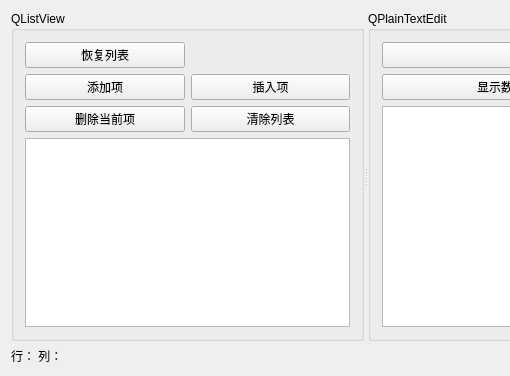
0heli0/qt5_module, file chap05/sample_5_2/widget.ui: the form before one commit; both pictures show x 0 to 510 and y 0 to 376 of the 731 by 376 pixel window.
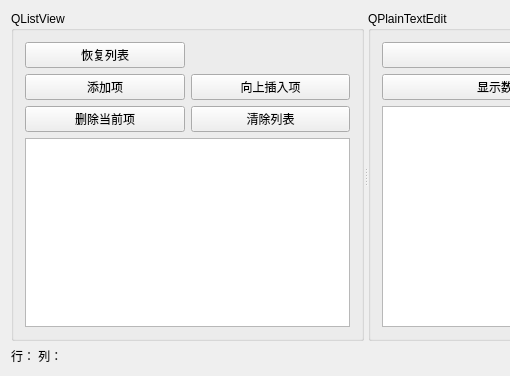
The form after the commit.

```diff
--- a/chap05/sample_5_2/widget.ui
+++ b/chap05/sample_5_2/widget.ui
@@ -43,7 +43,7 @@
          <item row="1" column="1">
           <widget class="QPushButton" name="btnListInsert">
            <property name="text">
-            <string>插入项</string>
+            <string>向上插入项</string>
            </property>
           </widget>
          </item>
```
